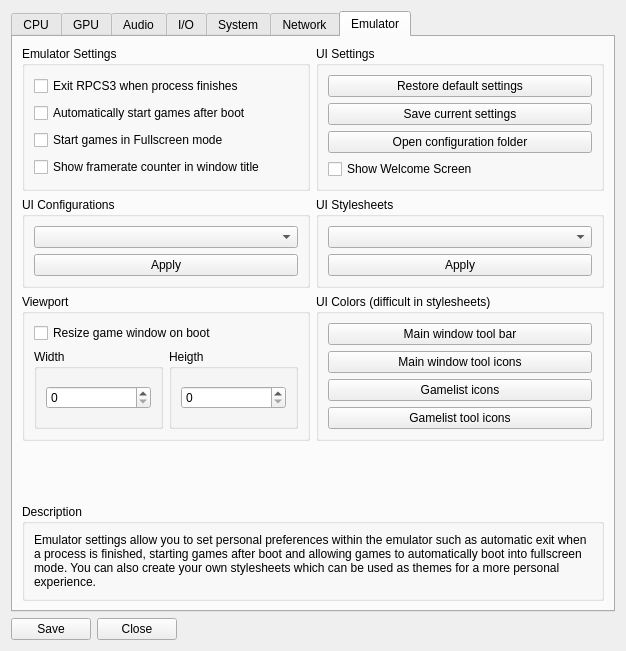
First picture: the form in rpcs3/rpcs3qt/settings_dialog.ui, repository RPCS3/rpcs3, before the edit.
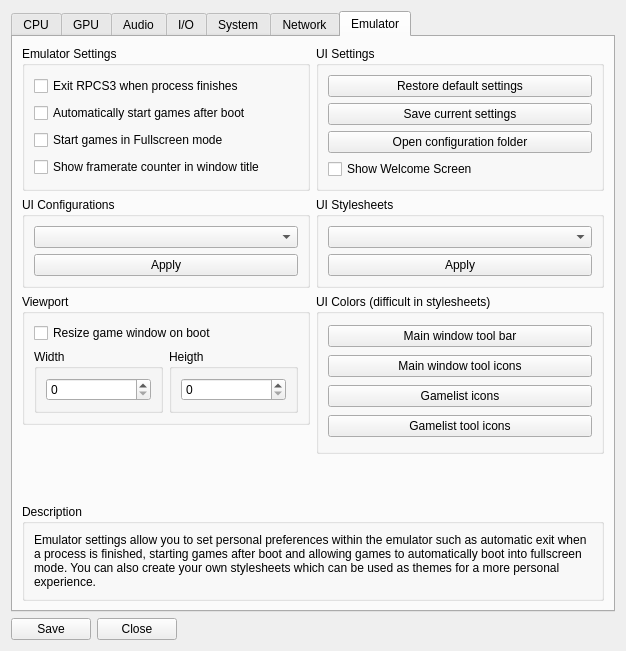
Second picture: the form after the edit. The open tabs and pages were chosen to show the change. Icons and pictures are not drawn.

Commit message: emulator tab: minor layout adjustment

The edit to the form file:
```diff
--- a/rpcs3/rpcs3qt/settings_dialog.ui
+++ b/rpcs3/rpcs3qt/settings_dialog.ui
@@ -1023,7 +1023,7 @@
       <attribute name="title">
        <string>Emulator</string>
       </attribute>
-      <layout class="QVBoxLayout" name="verticalLayout_46">
+      <layout class="QVBoxLayout" name="verticalLayout_47">
        <item>
         <layout class="QHBoxLayout" name="horizontalLayout_17">
          <item>
@@ -1147,6 +1147,24 @@
        <item>
         <layout class="QHBoxLayout" name="horizontalLayout_19">
          <item>
+          <widget class="QWidget" name="widget_6" native="true">
+           <layout class="QVBoxLayout" name="verticalLayout_46">
+            <property name="spacing">
+             <number>0</number>
+            </property>
+            <property name="leftMargin">
+             <number>0</number>
+            </property>
+            <property name="topMargin">
+             <number>0</number>
+            </property>
+            <property name="rightMargin">
+             <number>0</number>
+            </property>
+            <property name="bottomMargin">
+             <number>0</number>
+            </property>
+            <item>
           <widget class="QGroupBox" name="groupBox_3">
            <property name="title">
             <string>Viewport</string>
@@ -1232,6 +1250,22 @@
           </widget>
          </item>
          <item>
+             <spacer name="verticalSpacer_5">
+              <property name="orientation">
+               <enum>Qt::Vertical</enum>
+              </property>
+              <property name="sizeHint" stdset="0">
+               <size>
+                <width>20</width>
+                <height>29</height>
+               </size>
+              </property>
+             </spacer>
+            </item>
+           </layout>
+          </widget>
+         </item>
+         <item>
           <widget class="QGroupBox" name="groupBox_2">
            <property name="title">
             <string>UI Colors (difficult in stylesheets)</string>
@@ -1275,12 +1309,9 @@
          <property name="orientation">
           <enum>Qt::Vertical</enum>
          </property>
-         <property name="sizeType">
-          <enum>QSizePolicy::MinimumExpanding</enum>
-         </property>
          <property name="sizeHint" stdset="0">
           <size>
-           <width>20</width>
+           <width>0</width>
            <height>0</height>
           </size>
          </property>
```
Left out of the diff: 4 changed lines with no effect on the pictures. Lines whose indentation alone changed are shown as unchanged.
